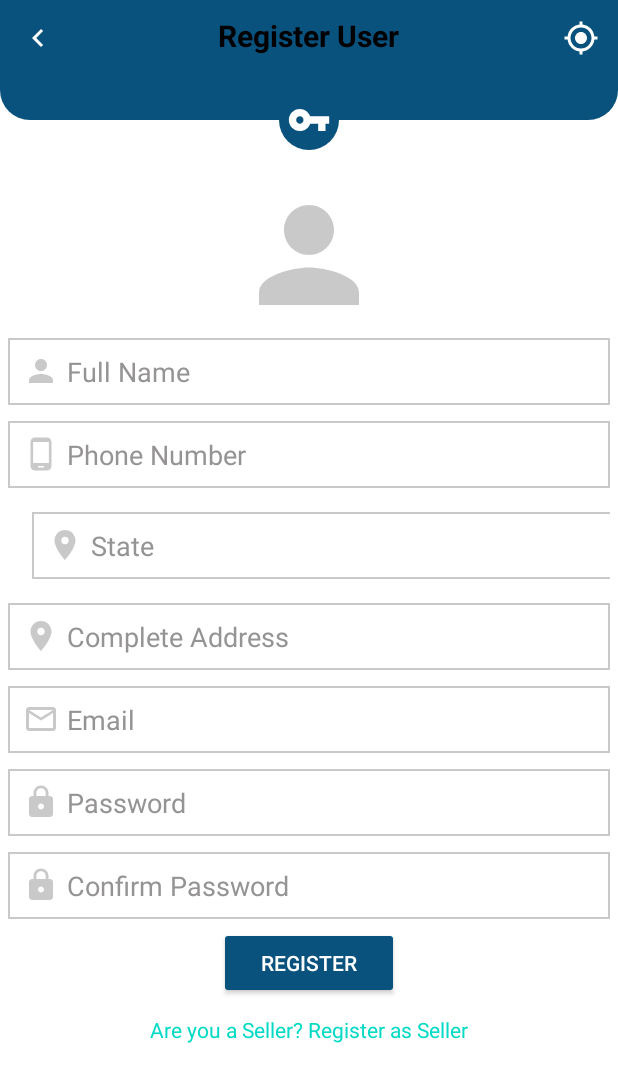
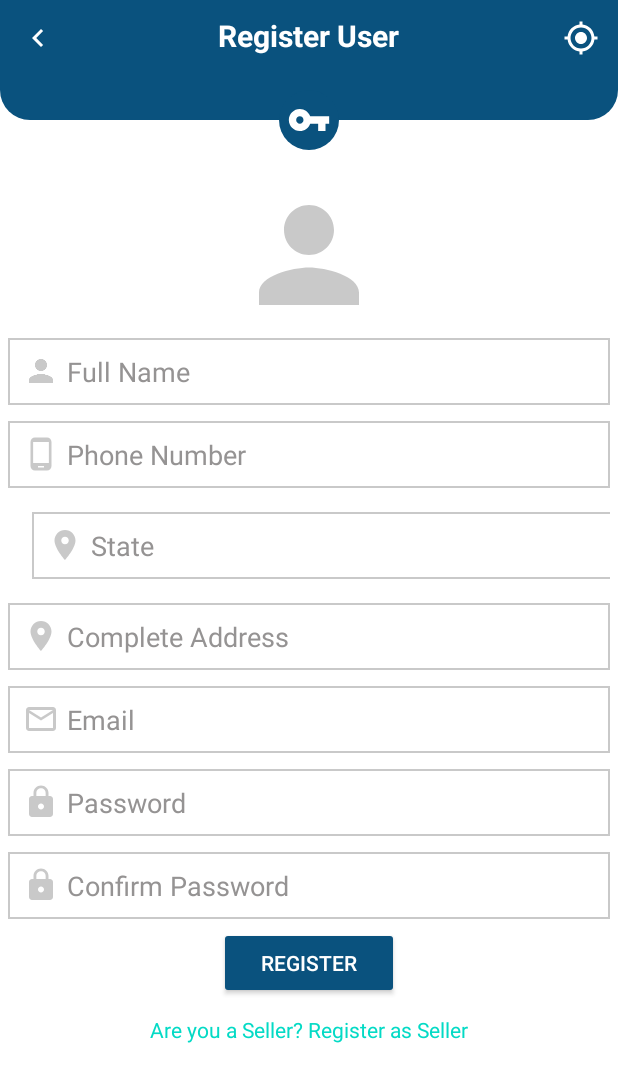
Before and after one commit to 122928/BigTuna, an Android app: the RegisterUserActivity screen opened directly, with no data from a screen before it, on a phone screen of 412 x 824 dp. Shown: the top 1082 px of the screen. Run offline under Robolectric (Android 15) with nearby library versions, the phone set to English and light mode, and no system bars; our stand-ins replace Firebase (no records; nobody signed in at launch, a user with empty details on screens opened directly); plain views replace CircularImageView.

Commit message:
edit user and seller profile XML & java(updated)

```diff
--- a/app/src/main/java/com/kanyi/bigtuna/ForgotPasswordActivity.java
+++ b/app/src/main/java/com/kanyi/bigtuna/ForgotPasswordActivity.java
@@ -10,7 +10,6 @@ import android.view.View;
 import android.widget.Button;
 import android.widget.EditText;
 import android.widget.ImageButton;
-import android.widget.ProgressBar;
 import android.widget.Toast;
 
 import com.google.android.gms.tasks.OnFailureListener;
--- a/app/src/main/java/com/kanyi/bigtuna/LoginActivity.java
+++ b/app/src/main/java/com/kanyi/bigtuna/LoginActivity.java
@@ -11,7 +11,6 @@ import android.util.Patterns;
 import android.view.View;
 import android.widget.Button;
 import android.widget.EditText;
-import android.widget.ProgressBar;
 import android.widget.TextView;
 import android.widget.Toast;
 
--- /dev/null
+++ b/app/src/main/res/drawable/ic_edit_white.xml
@@ -0,0 +1,5 @@
+<vector android:height="24dp" android:tint="#FFFFFF"
+    android:viewportHeight="24" android:viewportWidth="24"
+    android:width="24dp" xmlns:android="http://schemas.android.com/apk/res/android">
+    <path android:fillColor="@android:color/white" android:pathData="M3,17.25V21h3.75L17.81,9.94l-3.75,-3.75L3,17.25zM20.71,7.04c0.39,-0.39 0.39,-1.02 0,-1.41l-2.34,-2.34c-0.39,-0.39 -1.02,-0.39 -1.41,0l-1.83,1.83 3.75,3.75 1.83,-1.83z"/>
+</vector>
--- a/app/src/main/res/layout/activity_forgot_password.xml
+++ b/app/src/main/res/layout/activity_forgot_password.xml
@@ -1,6 +1,5 @@
 <?xml version="1.0" encoding="utf-8"?>
 <RelativeLayout xmlns:android="http://schemas.android.com/apk/res/android"
-    xmlns:app="http://schemas.android.com/apk/res-auto"
     xmlns:tools="http://schemas.android.com/tools"
     android:layout_width="match_parent"
     android:layout_height="match_parent"
@@ -19,7 +18,8 @@
             android:layout_width="30dp"
             android:layout_height="30dp"
             android:src="@drawable/ic_back_white"
-            android:background="@null"/>
+            android:background="@null"
+            android:contentDescription="BackButton" />
 
         <TextView
             android:layout_width="wrap_content"
--- a/app/src/main/res/layout/activity_profile_edit_seller.xml
+++ b/app/src/main/res/layout/activity_profile_edit_seller.xml
@@ -18,7 +18,8 @@
             android:layout_width="30dp"
             android:layout_height="30dp"
             android:src="@drawable/ic_back_white"
-            android:background="@null"/>
+            android:background="@null"
+            android:contentDescription="BackButton" />
 
         <TextView
             android:layout_width="wrap_content"
--- a/app/src/main/res/layout/activity_profile_edit_user.xml
+++ b/app/src/main/res/layout/activity_profile_edit_user.xml
@@ -18,7 +18,8 @@
             android:layout_width="30dp"
             android:layout_height="30dp"
             android:src="@drawable/ic_back_white"
-            android:background="@null"/>
+            android:background="@null"
+            android:contentDescription="BackButton" />
 
         <TextView
             android:layout_width="wrap_content"
--- a/app/src/main/res/layout/activity_register_user.xml
+++ b/app/src/main/res/layout/activity_register_user.xml
@@ -19,16 +19,17 @@
             android:layout_width="30dp"
             android:layout_height="30dp"
             android:src="@drawable/ic_back_white"
-            android:background="@null"/>
+            android:background="@null"
+            android:contentDescription="BackButton" />
 
         <TextView
             android:layout_width="wrap_content"
             android:layout_height="wrap_content"
             android:layout_centerHorizontal="true"
             android:text="Register User"
-            android:textStyle="bold"
+            android:textColor="@color/colorWhite"
             android:textSize="20sp"
-            android:textColor="@color/colorBlack"/>
+            android:textStyle="bold" />
 
         <ImageButton
             android:id="@+id/gpsBtn"
@@ -94,19 +95,24 @@
 
             <EditText
                 android:id="@+id/phoneEt"
-        android:layout_below="@+id/nameEt"
-        android:hint="Phone Number"
-        android:padding="10dp"
-        android:drawableLeft="@drawable/ic_phone_gray"
-        android:drawableStart="@drawable/ic_phone_gray"
-        android:drawablePadding="5dp"
                 android:layout_width="match_parent"
                 android:layout_height="wrap_content"
-        android:layout_margin="5dp"
+                android:layout_below="@+id/nameEt"
+                android:layout_marginStart="5dp"
+                android:layout_marginLeft="5dp"
+                android:layout_marginTop="5dp"
+                android:layout_marginEnd="5dp"
+                android:layout_marginRight="5dp"
+                android:layout_marginBottom="5dp"
+                android:background="@drawable/shape_rect02"
+                android:drawableStart="@drawable/ic_phone_gray"
+                android:drawableLeft="@drawable/ic_phone_gray"
+                android:drawablePadding="5dp"
+                android:hint="Phone Number"
                 android:inputType="phone"
-        android:background="@drawable/shape_rect02"
+                android:padding="10dp"
                 android:textColor="@color/colorPrimary"
-        android:textColorHint="@color/colorGray"/>
+                android:textColorHint="@color/colorGray" />
 
     <LinearLayout
         android:id="@+id/addressLl"
@@ -135,19 +141,19 @@
 
         <EditText
             android:id="@+id/stateEt"
-            android:layout_below="@+id/nameEt"
-            android:hint="State"
-            android:padding="10dp"
-            android:drawableLeft="@drawable/ic_location_gray"
-            android:drawableStart="@drawable/ic_location_gray"
-            android:drawablePadding="5dp"
             android:layout_width="match_parent"
             android:layout_height="wrap_content"
+            android:layout_below="@+id/nameEt"
             android:layout_margin="5dp"
+            android:background="@drawable/shape_rect02"
+            android:drawableStart="@drawable/ic_location_gray"
+            android:drawableLeft="@drawable/ic_location_gray"
+            android:drawablePadding="5dp"
+            android:hint="State"
             android:inputType="phone"
-            android:background="@drawable/shape_rect02"
+            android:padding="10dp"
             android:textColor="@color/colorPrimary"
-            android:textColorHint="@color/colorGray"/>
+            android:textColorHint="@color/colorGray" />
 
         <EditText
             android:id="@+id/cityEt"
@@ -169,19 +175,24 @@
 
             <EditText
                 android:id="@+id/addressEt"
-        android:layout_below="@+id/addressLl"
-        android:hint="Complete Address"
-        android:padding="10dp"
-        android:drawableLeft="@drawable/ic_location_gray"
-        android:drawableStart="@drawable/ic_location_gray"
-        android:drawablePadding="5dp"
                 android:layout_width="match_parent"
                 android:layout_height="wrap_content"
-        android:layout_margin="5dp"
+                android:layout_below="@+id/addressLl"
+                android:layout_marginStart="5dp"
+                android:layout_marginLeft="5dp"
+                android:layout_marginTop="5dp"
+                android:layout_marginEnd="5dp"
+                android:layout_marginRight="5dp"
+                android:layout_marginBottom="5dp"
+                android:background="@drawable/shape_rect02"
+                android:drawableStart="@drawable/ic_location_gray"
+                android:drawableLeft="@drawable/ic_location_gray"
+                android:drawablePadding="5dp"
+                android:hint="Complete Address"
                 android:inputType="phone"
-        android:background="@drawable/shape_rect02"
+                android:padding="10dp"
                 android:textColor="@color/colorPrimary"
-        android:textColorHint="@color/colorGray"/>
+                android:textColorHint="@color/colorGray" />
 
     <EditText
         android:id="@+id/emailEt"
--- a/app/src/main/res/layout/activity_splash.xml
+++ b/app/src/main/res/layout/activity_splash.xml
@@ -1,6 +1,5 @@
 <?xml version="1.0" encoding="utf-8"?>
 <RelativeLayout xmlns:android="http://schemas.android.com/apk/res/android"
-    xmlns:app="http://schemas.android.com/apk/res-auto"
     xmlns:tools="http://schemas.android.com/tools"
     android:layout_width="match_parent"
     android:layout_height="match_parent"
@@ -11,8 +10,9 @@
         android:id="@+id/iconIv"
         android:layout_width="150dp"
         android:layout_height="150dp"
+        android:layout_centerInParent="true"
         android:src="@drawable/icon"
-        android:layout_centerInParent="true"/>
+        android:contentDescription="BigTunaLogo" />
 
     <TextView
         android:layout_below="@+id/iconIv"
--- a/app/src/main/res/values/strings.xml
+++ b/app/src/main/res/values/strings.xml
@@ -1,3 +1,5 @@
 <resources>
     <string name="app_name">BigTuna</string>
+    <string name="name">Name</string>
+    <string name="login">Login</string>
 </resources>
--- a/build.gradle
+++ b/build.gradle
@@ -6,7 +6,7 @@ buildscript {
     }
     dependencies {
         classpath "com.android.tools.build:gradle:7.0.3"
-        classpath 'com.google.gms:google-services:4.3.3'
+        classpath 'com.google.gms:google-services:4.3.10'
 
         // NOTE: Do not place your application dependencies here; they belong
         // in the individual module build.gradle files
```
Also changed, not shown: app/src/main/java/com/kanyi/bigtuna/MainSellerActivity.java (+13 -4 lines), app/src/main/java/com/kanyi/bigtuna/MainUserActivity.java (+12 -3 lines), app/src/main/java/com/kanyi/bigtuna/RegisterUserActivity.java (+0 -21 lines), app/src/main/res/layout/activity_login.xml (+5 -5 lines), app/src/main/res/layout/activity_main_seller.xml (+13 -5 lines), app/src/main/res/layout/activity_main_user.xml (+14 -5 lines), app/src/main/res/layout/activity_register_seller.xml (+6 -4 lines). Lines whose indentation alone changed are shown as unchanged.
